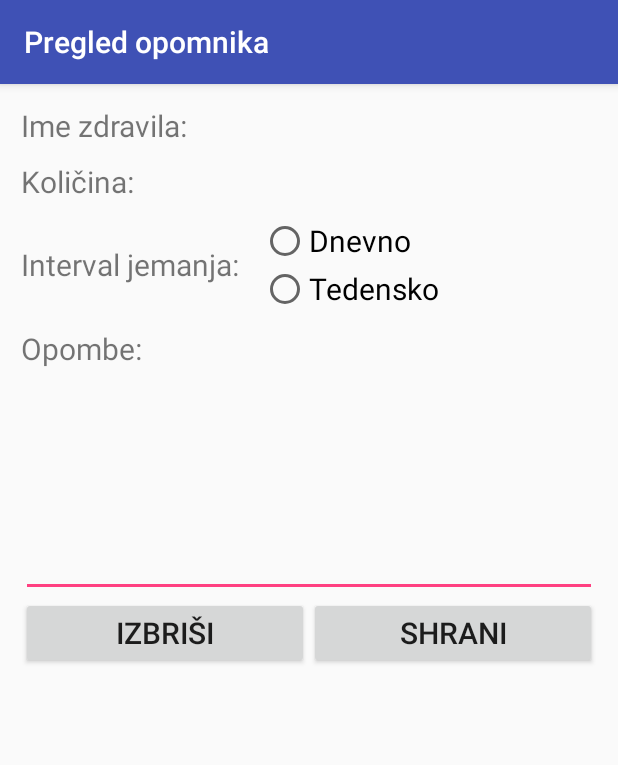
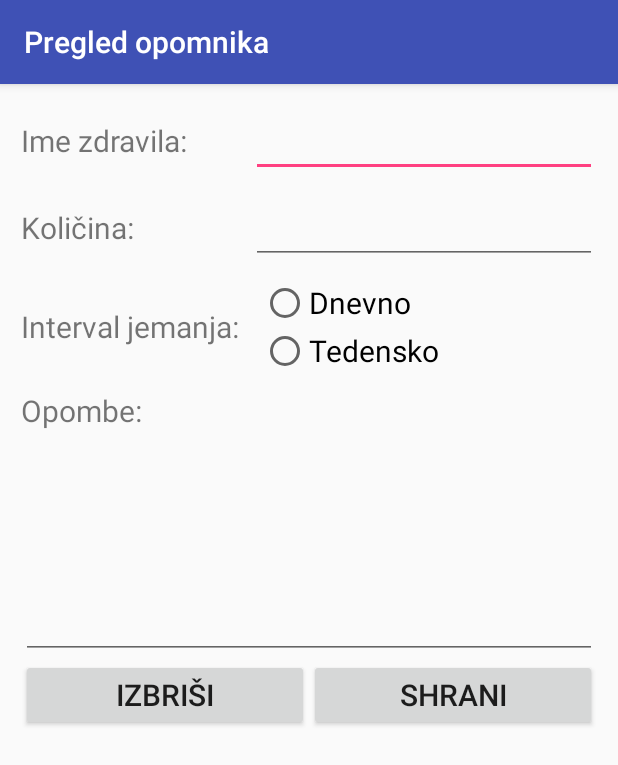
Before and after one commit to loboda1995/ZepniZdravnik, an Android app: the screen it shows after launch (NotificationOverview), after a tap on "Dodaj opomnik", on a phone screen of 412 x 824 dp. Shown: the top 765 px of the screen. Run offline under Robolectric (Android 15) with nearby library versions, the phone set to English and light mode, and no system bars; 2 other taps on this screen came first.

Commit message:
Dodano ustvarjanje novih opomnikov, urejanje obstoječih in brisanje.

```diff
--- a/app/src/main/AndroidManifest.xml
+++ b/app/src/main/AndroidManifest.xml
@@ -1,6 +1,9 @@
 <?xml version="1.0" encoding="utf-8"?>
 <manifest xmlns:android="http://schemas.android.com/apk/res/android"
     package="com.example.tpoteam.zepnizdravnik">
+
+    <uses-permission android:name="android.permission.WRITE_EXTERNAL_STORAGE"/>
+    <uses-permission android:name="android.permission.READ_EXTERNAL_STORAGE" />
 
     <application
         android:allowBackup="true"
--- a/app/src/main/java/com/example/tpoteam/zepnizdravnik/MainActivity.java
+++ b/app/src/main/java/com/example/tpoteam/zepnizdravnik/MainActivity.java
@@ -1,6 +1,7 @@
 package com.example.tpoteam.zepnizdravnik;
 
 import android.content.Intent;
+import android.os.Environment;
 import android.support.v7.app.AppCompatActivity;
 import android.os.Bundle;
 import android.support.v7.widget.Toolbar;
@@ -9,9 +10,17 @@ import android.view.View;
 import android.widget.AdapterView;
 import android.widget.ListView;
 
+import java.io.File;
+import java.io.FileInputStream;
+import java.io.InputStream;
+import java.io.ObjectInputStream;
 import java.util.ArrayList;
 
 public class MainActivity extends AppCompatActivity {
+
+    public static final String fileNameWithNotifications = "notificationsFile";
+    public static final String nameOfExtra1 = "Notifications";
+    public static final String nameOfExtra2 = "ID";
 
     private ListView list;
     private NotificationAdapter adapter;
@@ -31,18 +40,16 @@ public class MainActivity extends AppCompatActivity {
         list = (ListView) findViewById(R.id.list);
         list.setOnItemClickListener(movieDetailsListener);
 
-        medicineNotifications.add(new MedicineNotification(1, "Lekadol"));
-        medicineNotifications.add(new MedicineNotification(2, "Aspirin"));
-        medicineNotifications.add(new MedicineNotification(1, "Lekadol"));
-        medicineNotifications.add(new MedicineNotification(2, "Aspirin"));
-        medicineNotifications.add(new MedicineNotification(1, "Lekadol"));
-        medicineNotifications.add(new MedicineNotification(2, "Aspirin"));
-        medicineNotifications.add(new MedicineNotification(1, "Lekadol"));
-        medicineNotifications.add(new MedicineNotification(2, "Aspirin"));
-        medicineNotifications.add(new MedicineNotification(1, "Lekadol"));
-        medicineNotifications.add(new MedicineNotification(2, "Aspirin"));
-        medicineNotifications.add(null);
-
+        /*
+        medicineNotifications.add(new MedicineNotification(1, "Zdravilo 1"));
+        medicineNotifications.add(new MedicineNotification(2, "Zdravilo 2"));
+        medicineNotifications.add(new MedicineNotification(3, "Zdravilo 3"));
+        medicineNotifications.add(new MedicineNotification(4, "Zdravilo 4"));
+        medicineNotifications.add(new MedicineNotification(5, "Zdravilo 5"));
+        medicineNotifications.add(new MedicineNotification(6, "Zdravilo 6"));
+        medicineNotifications.add(new MedicineNotification(7, "Zdravilo 7"));
+        */
+        medicineNotifications = getMedicineNotifications();
         adapter = new NotificationAdapter(this, medicineNotifications);
         list.setAdapter(adapter);
     }
@@ -58,10 +65,38 @@ public class MainActivity extends AppCompatActivity {
         @Override
         public void onItemClick(AdapterView<?> arg0, View arg1, int arg2, long arg3) {
             final Intent details = new Intent(MainActivity.this, NotificationOverview.class);
-            MedicineNotification izbrani = medicineNotifications.get(arg2);
-            details.putExtra("Notification", izbrani);
+            details.putExtra(nameOfExtra1, medicineNotifications);
+            details.putExtra(nameOfExtra2, arg2);
             startActivity(details);
         }
     };
 
+    protected void onResume(){
+        super.onResume();
+
+        medicineNotifications = getMedicineNotifications();
+        adapter = new NotificationAdapter(this, medicineNotifications);
+        list.setAdapter(adapter);
+    }
+
+    private ArrayList<MedicineNotification> getMedicineNotifications()
+    {
+        InputStream fis = null;
+        ObjectInputStream ois = null;
+        File f = new File(Environment.getExternalStorageDirectory().getAbsolutePath(), fileNameWithNotifications);
+        ArrayList<MedicineNotification> noti = new ArrayList<>();
+        try {
+
+            fis = new FileInputStream(f);
+            ois = new ObjectInputStream(fis);
+            noti = (ArrayList<MedicineNotification>)ois.readObject();
+            ois.close();
+            fis.close();
+        } catch (Exception e) {
+            e.printStackTrace();
+        }
+        noti.add(null);
+        return noti;
+    }
+
 }
--- a/app/src/main/java/com/example/tpoteam/zepnizdravnik/NotificationOverview.java
+++ b/app/src/main/java/com/example/tpoteam/zepnizdravnik/NotificationOverview.java
@@ -2,18 +2,32 @@ package com.example.tpoteam.zepnizdravnik;
 
 import android.content.Intent;
 import android.os.Bundle;
+import android.os.Environment;
 import android.support.v7.app.AppCompatActivity;
 import android.support.v7.widget.Toolbar;
 import android.view.View;
 import android.widget.Button;
+import android.widget.EditText;
 import android.widget.ImageView;
 import android.widget.TextView;
+
+import java.io.File;
+import java.io.FileOutputStream;
+import java.io.IOException;
+import java.io.ObjectOutputStream;
+import java.util.ArrayList;
 
 /**
  * Created by Luka Loboda on 16-Nov-16.
  */
 
 public class NotificationOverview extends AppCompatActivity {
+
+    private ArrayList<MedicineNotification>  medicineNotifications =  new ArrayList<>();
+    private int IDselected;
+    private MedicineNotification selectedNotification;
+
+    private EditText medicineNameInput;
 
     @Override
     protected void onCreate(Bundle savedInstanceState) {
@@ -22,14 +36,100 @@ public class NotificationOverview extends AppCompatActivity {
         Toolbar toolbar = (Toolbar) findViewById(R.id.toolbar);
         setSupportActionBar(toolbar);
 
-        MedicineNotification noti = (MedicineNotification) this.getIntent().getSerializableExtra("Notification");
+        // Pridobimo vnosna polja
+        medicineNameInput = (EditText) findViewById(R.id.medicineName);
 
-        // Ce je noti == null pomeni, da ustvarjamo nov opomnik, sicer spreminajmo ze obstojecega
-        if(noti != null){
-            TextView medicineNameDisplay = (TextView) findViewById(R.id.medicineName);
-            medicineNameDisplay.setText(noti.medicineName);
+        medicineNotifications = (ArrayList<MedicineNotification>) this.getIntent().getSerializableExtra(MainActivity.nameOfExtra1);
+        IDselected = this.getIntent().getIntExtra(MainActivity.nameOfExtra2, 0);
+
+        // Ce je IDselected kaze na zadnji element pomeni, da ustvarjamo nov opomnik, sicer
+        // spreminajmo ze obstojecega
+        if(IDselected < medicineNotifications.size()-1){
+            selectedNotification = medicineNotifications.get(IDselected);
+
+            medicineNameInput.setText(selectedNotification.medicineName);
             //TODO: pridobiti in prikazati se ostale atribute
+        }else{
+
+        }
+
+        // Odzivi na klike na gumbe
+        Button gumb = (Button) findViewById(R.id.deleteButton);
+        gumb.setOnClickListener(new View.OnClickListener() {
+
+            @Override
+            public void onClick(View v) {
+                delete();
+            }
+        });
+        gumb = (Button) findViewById(R.id.saveButton);
+        gumb.setOnClickListener(new View.OnClickListener() {
+
+            @Override
+            public void onClick(View v) {
+                save();
+            }
+        });
+    }
+
+    // Izbrise izbrani opomnik
+    private void delete(){
+        if(selectedNotification != null){
+            //TODO: prikaz sporocila, "Ali ste prepricani?"
+            deleteThisNotification();
+            finish();
         }
     }
 
+    // Shrani novoustvarjen opomnik ali pa shrani spremenjen opomnik
+    private void save(){
+        if(allInputIsValid()){
+            saveThisNotification();
+            //TODO: prikaz sporocila, "Uspesno shranjeno"
+        }
+    }
+
+    // Preveri ali so vrednosti vseh vnosnih polj podane in regularne
+    private boolean allInputIsValid(){
+        //TODO: implementacija preverjanja
+        return true;
+    }
+
+    private void saveThisNotification() {
+        String newMedicineName = medicineNameInput.getText().toString();
+        medicineNotifications.remove(medicineNotifications.size()-1);
+
+        // Ce je izbrani Notification == null, pomeni da ustvarjamo novega, sicer spreminajmo ze
+        // obstojecega
+        if(selectedNotification != null){
+            selectedNotification.medicineName = newMedicineName;
+        }else{
+            selectedNotification = new MedicineNotification(10, newMedicineName);
+            medicineNotifications.add(selectedNotification);
+        }
+
+        // Shranimo trenutne opomnike
+        writeObjectToFile(medicineNotifications, MainActivity.fileNameWithNotifications);
+    }
+
+    private void deleteThisNotification() {
+        medicineNotifications.remove(medicineNotifications.size()-1);
+        medicineNotifications.remove(IDselected);
+
+        // Shranimo trenutne opomnike
+        writeObjectToFile(medicineNotifications, MainActivity.fileNameWithNotifications);
+    }
+
+    private void writeObjectToFile(Object o, String fileName){
+        try {
+            File f = new File(Environment.getExternalStorageDirectory().getAbsolutePath(), fileName);
+            FileOutputStream fileOutputStream = new FileOutputStream(f);
+            ObjectOutputStream objectOutputStream = new ObjectOutputStream(fileOutputStream);
+            objectOutputStream.writeObject(o);
+            objectOutputStream.close();
+            fileOutputStream.close();
+        } catch (IOException e) {
+            e.printStackTrace();
+        }
+    }
 }
--- a/app/src/main/res/layout/activity_notification_overview.xml
+++ b/app/src/main/res/layout/activity_notification_overview.xml
@@ -40,13 +40,15 @@
             <TextView
                 android:text="@string/labelMedicineName"
                 android:textSize="20dp"
-                android:layout_width="wrap_content"
+                android:layout_width="0dp"
+                android:layout_weight="0.4"
                 android:layout_height="wrap_content"/>
 
-            <TextView
+            <EditText
                 android:id="@+id/medicineName"
                 android:textSize="20dp"
-                android:layout_width="wrap_content"
+                android:layout_width="0dp"
+                android:layout_weight="0.6"
                 android:layout_height="wrap_content"/>
 
         </LinearLayout>
@@ -60,13 +62,15 @@
             <TextView
                 android:text="@string/labelMedicineQuantity"
                 android:textSize="20dp"
-                android:layout_width="wrap_content"
+                android:layout_width="0dp"
+                android:layout_weight="0.4"
                 android:layout_height="wrap_content"/>
 
-            <TextView
+            <EditText
                 android:id="@+id/medicineQuantity"
                 android:textSize="20dp"
-                android:layout_width="wrap_content"
+                android:layout_width="0dp"
+                android:layout_weight="0.6"
                 android:layout_height="wrap_content"/>
 
         </LinearLayout>
@@ -143,6 +147,7 @@
             android:orientation="horizontal">
 
             <Button
+                android:id="@+id/deleteButton"
                 android:layout_width="0dp"
                 android:layout_height="wrap_content"
                 android:layout_weight="1"
@@ -150,6 +155,7 @@
                 android:text="@string/buttonDelete"/>
 
             <Button
+                android:id="@+id/saveButton"
                 android:layout_width="0dp"
                 android:layout_height="wrap_content"
                 android:layout_weight="1"
```
